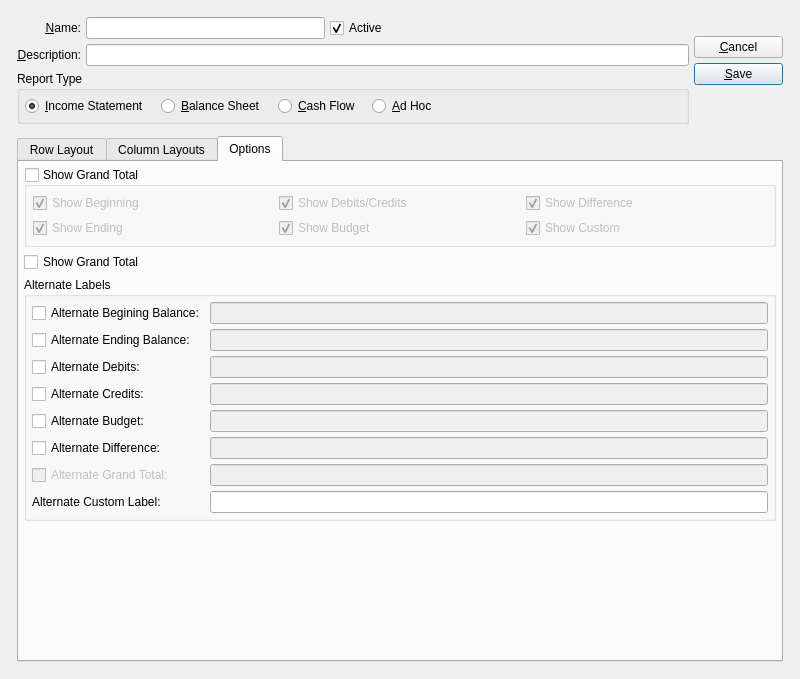
Qt form xtuple/trunk/guiclient/financialLayout.ui (WooodHead/xtuple) before a commit.
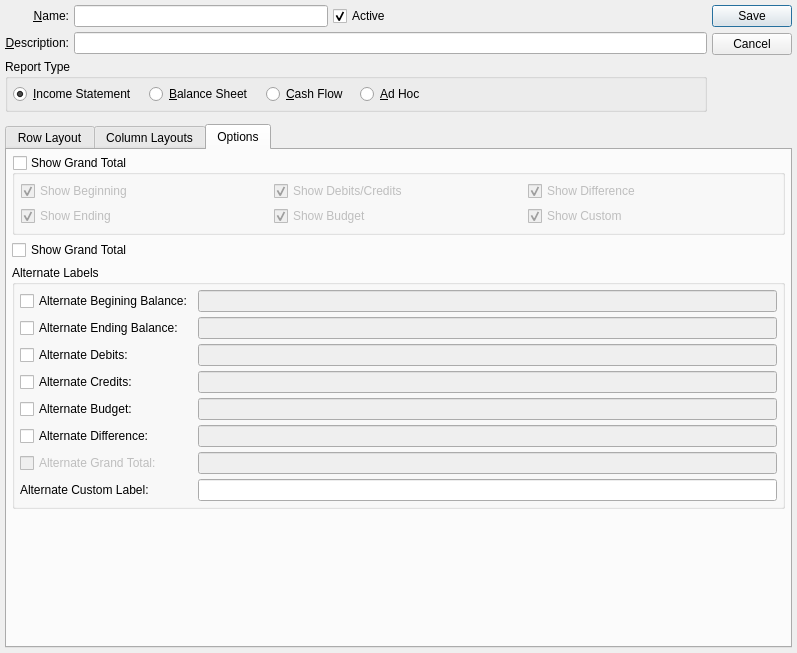
The same form after that commit. The open tabs and pages were chosen to show the change. Custom widgets are drawn as their Qt base class.

Commit message: issue #11869:  Some touch up to financial report layout for project accounting.

```diff
--- a/xtuple/trunk/guiclient/financialLayout.ui
+++ b/xtuple/trunk/guiclient/financialLayout.ui
@@ -8,41 +8,26 @@
 is available at www.xtuple.com/CPAL.  By using this software, you agree
 to be bound by its terms.</comment>
  <class>financialLayout</class>
- <widget class="QDialog" name="financialLayout" >
-  <property name="geometry" >
+ <widget class="QDialog" name="financialLayout">
+  <property name="geometry">
    <rect>
     <x>0</x>
     <y>0</y>
-    <width>800</width>
-    <height>679</height>
+    <width>797</width>
+    <height>653</height>
    </rect>
   </property>
   <property name="windowTitle" >
    <string>Financial Report</string>
   </property>
-  <layout class="QGridLayout" >
-   <item row="0" column="0" >
-    <layout class="QGridLayout" >
-     <property name="leftMargin" >
+  <layout class="QGridLayout">
+   <item row="0" column="0">
+    <layout class="QGridLayout">
+     <property name="verticalSpacing">
       <number>12</number>
      </property>
-     <property name="topMargin" >
-      <number>12</number>
-     </property>
-     <property name="rightMargin" >
-      <number>12</number>
-     </property>
-     <property name="bottomMargin" >
-      <number>12</number>
-     </property>
-     <property name="horizontalSpacing" >
-      <number>12</number>
-     </property>
-     <property name="verticalSpacing" >
-      <number>12</number>
-     </property>
-     <item row="0" column="0" >
-      <layout class="QHBoxLayout" >
+     <item row="0" column="0">
+      <layout class="QHBoxLayout">
        <item>
         <layout class="QVBoxLayout" >
          <item>
@@ -178,9 +163,9 @@
                   <property name="orientation" >
                    <enum>Qt::Horizontal</enum>
                   </property>
-                  <property name="sizeHint" >
+                  <property name="sizeHint" stdset="0">
                    <size>
-                    <width>40</width>
+                    <width>0</width>
                     <height>20</height>
                    </size>
                   </property>
@@ -198,49 +183,28 @@
        <item>
         <layout class="QVBoxLayout" >
          <item>
-          <layout class="QVBoxLayout" >
-           <item>
-            <widget class="QPushButton" name="_close" >
-             <property name="text" >
-              <string>&amp;Cancel</string>
-             </property>
-            </widget>
-           </item>
-           <item>
-            <widget class="QPushButton" name="_save" >
-             <property name="text" >
-              <string>&amp;Save</string>
-             </property>
-             <property name="default" >
-              <bool>true</bool>
-             </property>
-            </widget>
-           </item>
-          </layout>
-         </item>
-         <item>
-          <spacer>
-           <property name="orientation" >
+          <widget class="QDialogButtonBox" name="_buttonBox">
+           <property name="orientation">
             <enum>Qt::Vertical</enum>
            </property>
-           <property name="sizeType" >
-            <enum>QSizePolicy::Preferred</enum>
+           <property name="standardButtons">
+            <set>QDialogButtonBox::Cancel|QDialogButtonBox::Save</set>
            </property>
-           <property name="sizeHint" >
-            <size>
-             <width>89</width>
-             <height>20</height>
-            </size>
-           </property>
-          </spacer>
+          </widget>
          </item>
         </layout>
        </item>
       </layout>
      </item>
-     <item row="1" column="0" >
-      <widget class="QTabWidget" name="_tab" >
-       <property name="currentIndex" >
+     <item row="1" column="0">
+      <widget class="QTabWidget" name="_tab">
+       <property name="sizePolicy">
+        <sizepolicy hsizetype="Expanding" vsizetype="Expanding">
+         <horstretch>0</horstretch>
+         <verstretch>1</verstretch>
+        </sizepolicy>
+       </property>
+       <property name="currentIndex">
         <number>0</number>
        </property>
        <widget class="QWidget" name="_rowLayout" >
@@ -500,16 +464,16 @@
         <attribute name="title" >
          <string>Options</string>
         </attribute>
-        <layout class="QGridLayout" >
-         <item row="0" column="0" >
-          <layout class="QVBoxLayout" >
+        <layout class="QGridLayout">
+         <item row="0" column="0">
+          <layout class="QVBoxLayout">
            <item>
-            <layout class="QVBoxLayout" >
+            <layout class="QVBoxLayout">
              <item>
-              <layout class="QHBoxLayout" >
+              <layout class="QHBoxLayout">
                <item>
-                <widget class="QGroupBox" name="_showTotal" >
-                 <property name="minimumSize" >
+                <widget class="QGroupBox" name="_showTotal">
+                 <property name="minimumSize">
                   <size>
                    <width>0</width>
                    <height>70</height>
@@ -524,22 +488,13 @@
                  <property name="checked" >
                   <bool>false</bool>
                  </property>
-                 <layout class="QGridLayout" >
-                  <property name="leftMargin" >
+                 <layout class="QGridLayout">
+                  <property name="margin">
                    <number>6</number>
                   </property>
-                  <property name="topMargin" >
-                   <number>6</number>
-                  </property>
-                  <property name="rightMargin" >
-                   <number>6</number>
-                  </property>
-                  <property name="bottomMargin" >
-                   <number>6</number>
-                  </property>
-                  <item row="1" column="2" >
-                   <widget class="QCheckBox" name="_showCustom" >
-                    <property name="text" >
+                  <item row="1" column="2">
+                   <widget class="QCheckBox" name="_showCustom">
+                    <property name="text">
                      <string>Show Custom</string>
                     </property>
                     <property name="checked" >
@@ -547,9 +502,9 @@
                     </property>
                    </widget>
                   </item>
-                  <item row="1" column="1" >
-                   <widget class="QCheckBox" name="_showBudget" >
-                    <property name="text" >
+                  <item row="1" column="1">
+                   <widget class="QCheckBox" name="_showBudget">
+                    <property name="text">
                      <string>Show Budget</string>
                     </property>
                     <property name="checked" >
@@ -557,9 +512,9 @@
                     </property>
                    </widget>
                   </item>
-                  <item row="1" column="0" >
-                   <widget class="QCheckBox" name="_showEnd" >
-                    <property name="text" >
+                  <item row="1" column="0">
+                   <widget class="QCheckBox" name="_showEnd">
+                    <property name="text">
                      <string>Show Ending</string>
                     </property>
                     <property name="checked" >
@@ -567,9 +522,9 @@
                     </property>
                    </widget>
                   </item>
-                  <item row="0" column="2" >
-                   <widget class="QCheckBox" name="_showDiff" >
-                    <property name="text" >
+                  <item row="0" column="2">
+                   <widget class="QCheckBox" name="_showDiff">
+                    <property name="text">
                      <string>Show Difference</string>
                     </property>
                     <property name="checked" >
@@ -577,9 +532,9 @@
                     </property>
                    </widget>
                   </item>
-                  <item row="0" column="1" >
-                   <widget class="QCheckBox" name="_showDelta" >
-                    <property name="text" >
+                  <item row="0" column="1">
+                   <widget class="QCheckBox" name="_showDelta">
+                    <property name="text">
                      <string>Show Debits/Credits</string>
                     </property>
                     <property name="checked" >
@@ -587,9 +542,9 @@
                     </property>
                    </widget>
                   </item>
-                  <item row="0" column="0" >
-                   <widget class="QCheckBox" name="_showStart" >
-                    <property name="text" >
+                  <item row="0" column="0">
+                   <widget class="QCheckBox" name="_showStart">
+                    <property name="text">
                      <string>Show Beginning</string>
                     </property>
                     <property name="checked" >
@@ -603,112 +558,112 @@
               </layout>
              </item>
              <item>
-              <widget class="QCheckBox" name="_showGrandTotal" >
-               <property name="text" >
+              <widget class="QCheckBox" name="_showGrandTotal">
+               <property name="text">
                 <string>Show Grand Total</string>
                </property>
               </widget>
              </item>
              <item>
-              <widget class="QGroupBox" name="_altLabels" >
-               <property name="title" >
+              <widget class="QGroupBox" name="_altLabels">
+               <property name="title">
                 <string>Alternate Labels</string>
                </property>
-               <layout class="QGridLayout" >
-                <item row="0" column="0" >
-                 <layout class="QVBoxLayout" >
-                  <property name="spacing" >
+               <layout class="QGridLayout">
+                <item row="0" column="0">
+                 <layout class="QVBoxLayout">
+                  <property name="spacing">
                    <number>0</number>
                   </property>
                   <item>
-                   <layout class="QGridLayout" >
-                    <item row="0" column="0" >
-                     <widget class="QCheckBox" name="_altBegin" >
-                      <property name="text" >
+                   <layout class="QGridLayout">
+                    <item row="0" column="0">
+                     <widget class="QCheckBox" name="_altBegin">
+                      <property name="text">
                        <string>Alternate Begining Balance:</string>
                       </property>
                      </widget>
                     </item>
-                    <item row="0" column="1" >
-                     <widget class="QLineEdit" name="_altBeginText" >
-                      <property name="enabled" >
+                    <item row="0" column="1">
+                     <widget class="QLineEdit" name="_altBeginText">
+                      <property name="enabled">
                        <bool>false</bool>
                       </property>
                      </widget>
                     </item>
-                    <item row="1" column="0" >
-                     <widget class="QCheckBox" name="_altEnd" >
-                      <property name="text" >
+                    <item row="1" column="0">
+                     <widget class="QCheckBox" name="_altEnd">
+                      <property name="text">
                        <string>Alternate Ending Balance:</string>
                       </property>
                      </widget>
                     </item>
-                    <item row="1" column="1" >
-                     <widget class="QLineEdit" name="_altEndText" >
-                      <property name="enabled" >
+                    <item row="1" column="1">
+                     <widget class="QLineEdit" name="_altEndText">
+                      <property name="enabled">
                        <bool>false</bool>
                       </property>
                      </widget>
                     </item>
-                    <item row="2" column="0" >
-                     <widget class="QCheckBox" name="_altDebits" >
-                      <property name="text" >
+                    <item row="2" column="0">
+                     <widget class="QCheckBox" name="_altDebits">
+                      <property name="text">
                        <string>Alternate Debits:</string>
                       </property>
                      </widget>
                     </item>
-                    <item row="2" column="1" >
-                     <widget class="QLineEdit" name="_altDebitsText" >
-                      <property name="enabled" >
+                    <item row="2" column="1">
+                     <widget class="QLineEdit" name="_altDebitsText">
+                      <property name="enabled">
                        <bool>false</bool>
                       </property>
                      </widget>
                     </item>
-                    <item row="3" column="0" >
-                     <widget class="QCheckBox" name="_altCredits" >
-                      <property name="text" >
+                    <item row="3" column="0">
+                     <widget class="QCheckBox" name="_altCredits">
+                      <property name="text">
                        <string>Alternate Credits:</string>
                       </property>
                      </widget>
                     </item>
-                    <item row="3" column="1" >
-                     <widget class="QLineEdit" name="_altCreditsText" >
-                      <property name="enabled" >
+                    <item row="3" column="1">
+                     <widget class="QLineEdit" name="_altCreditsText">
+                      <property name="enabled">
                        <bool>false</bool>
                       </property>
                      </widget>
                     </item>
-                    <item row="4" column="0" >
-                     <widget class="QCheckBox" name="_altBudget" >
-                      <property name="text" >
+                    <item row="4" column="0">
+                     <widget class="QCheckBox" name="_altBudget">
+                      <property name="text">
                        <string>Alternate Budget:</string>
                       </property>
                      </widget>
                     </item>
-                    <item row="4" column="1" >
-                     <widget class="QLineEdit" name="_altBudgetText" >
-                      <property name="enabled" >
+                    <item row="4" column="1">
+                     <widget class="QLineEdit" name="_altBudgetText">
+                      <property name="enabled">
                        <bool>false</bool>
                       </property>
                      </widget>
                     </item>
-                    <item row="5" column="0" >
-                     <widget class="QCheckBox" name="_altDiff" >
-                      <property name="text" >
+                    <item row="5" column="0">
+                     <widget class="QCheckBox" name="_altDiff">
+                      <property name="text">
                        <string>Alternate Difference:</string>
                       </property>
                      </widget>
                     </item>
-                    <item row="5" column="1" >
-                     <widget class="QLineEdit" name="_altDiffText" >
-                      <property name="enabled" >
+                    <item row="5" column="1">
+                     <widget class="QLineEdit" name="_altDiffText">
+                      <property name="enabled">
                        <bool>false</bool>
                       </property>
                      </widget>
                     </item>
-                    <item row="6" column="0" >
-                     <widget class="QCheckBox" name="_altTotal" >
-                      <property name="enabled" >
+                    <item row="6" column="0">
+                     <widget class="QCheckBox" name="_altTotal">
+                      <property name="enabled">
                        <bool>false</bool>
                       </property>
                       <property name="text" >
@@ -716,16 +671,16 @@
                       </property>
                      </widget>
                     </item>
-                    <item row="6" column="1" >
-                     <widget class="QLineEdit" name="_altTotalText" >
-                      <property name="enabled" >
+                    <item row="6" column="1">
+                     <widget class="QLineEdit" name="_altTotalText">
+                      <property name="enabled">
                        <bool>false</bool>
                       </property>
                      </widget>
                     </item>
-                    <item row="7" column="0" >
-                     <widget class="QLabel" name="_customLit" >
-                      <property name="text" >
+                    <item row="7" column="0">
+                     <widget class="QLabel" name="_customLit">
+                      <property name="text">
                        <string>Alternate Custom Label:</string>
                       </property>
                       <property name="buddy" >
@@ -733,9 +688,9 @@
                       </property>
                      </widget>
                     </item>
-                    <item row="7" column="1" >
-                     <widget class="QLineEdit" name="_customText" >
-                      <property name="enabled" >
+                    <item row="7" column="1">
+                     <widget class="QLineEdit" name="_customText">
+                      <property name="enabled">
                        <bool>true</bool>
                       </property>
                      </widget>
@@ -751,13 +706,13 @@
            </item>
            <item>
             <spacer>
-             <property name="orientation" >
+             <property name="orientation">
               <enum>Qt::Vertical</enum>
              </property>
-             <property name="sizeType" >
+             <property name="sizeType">
               <enum>QSizePolicy::Expanding</enum>
              </property>
-             <property name="sizeHint" >
+             <property name="sizeHint" stdset="0">
               <size>
                <width>550</width>
                <height>20</height>
@@ -775,7 +730,7 @@
    </item>
   </layout>
  </widget>
- <layoutdefault spacing="5" margin="5" />
+ <layoutdefault spacing="5" margin="5"/>
  <pixmapfunction>qPixmapFromMimeSource</pixmapfunction>
  <customwidgets>
   <customwidget>
```
Left out of the diff: 341 changed lines with no effect on the pictures. The commit also changes 11 other files.
